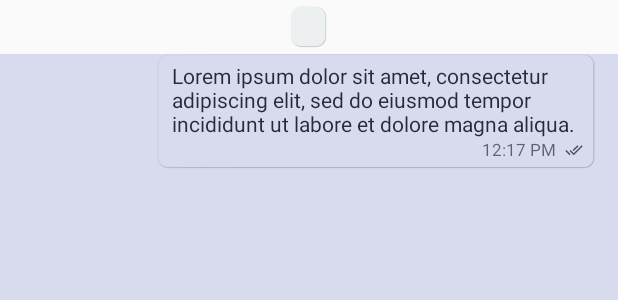
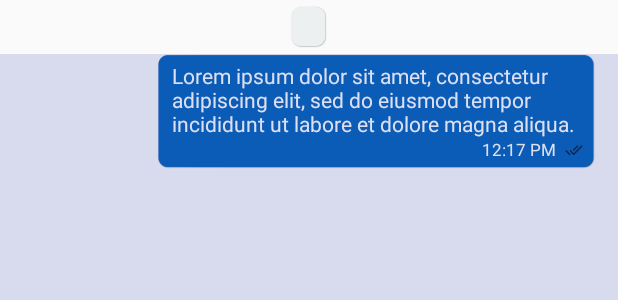
Before and after one commit to bluebird-id/bb-chat-android, an Android app built with Jetpack Compose: the layout message_right.xml on its own in the app's theme, with its tools: preview values and no code run, on a phone screen of 412 x 824 dp. Shown: the top 300 px of the screen. Run offline under Robolectric (Android 15) with nearby library versions, the phone set to English and light mode, and no system bars.

Commit message:
Change Bubbles Color

```diff
--- a/BBChat/src/main/java/id/bluebird/chat/sdk/demos/message/MessagesAdapter.java
+++ b/BBChat/src/main/java/id/bluebird/chat/sdk/demos/message/MessagesAdapter.java
@@ -693,10 +693,10 @@ public class MessagesAdapter extends RecyclerView.Adapter<MessagesAdapter.ViewHo
             return;
         }
         int from = vh.mMessageBubble.getResources().getColor(isMine ?
-                R.color.colorMessageBubbleMine : R.color.colorMessageBubbleOther, null);
+                R.color.colorMessageBubbleOther : R.color.colorMessageBubbleMine, null);
         int to = vh.mMessageBubble.getResources().getColor(isMine ?
-                (light ? R.color.colorMessageBubbleMineFlashingLight : R.color.colorMessageBubbleMineFlashing) :
-                (light ? R.color.colorMessageBubbleOtherFlashingLight: R.color.colorMessageBubbleOtherFlashing),
+                (light ? R.color.colorMessageBubbleOtherFlashingLight : R.color.colorMessageBubbleOtherFlashing) :
+                (light ? R.color.colorMessageBubbleMineFlashingLight: R.color.colorMessageBubbleMineFlashing),
                 null);
         ValueAnimator colorAnimation = ValueAnimator.ofArgb(from, to, from);
         colorAnimation.setDuration(light ? MESSAGE_BUBBLE_ANIMATION_SHORT : MESSAGE_BUBBLE_ANIMATION_LONG);
--- a/BBChat/src/main/res/layout/message_left.xml
+++ b/BBChat/src/main/res/layout/message_left.xml
@@ -18,7 +18,7 @@
             android:layout_width="wrap_content"
             android:layout_height="wrap_content"
             android:background="@drawable/bubble_l_z"
-            android:backgroundTint="@color/colorMessageBubbleOther"
+            android:backgroundTint="@color/colorMessageBubbleMine"
             android:backgroundTintMode="multiply"
             android:layout_marginStart="6dp"
             android:clickable="false"
@@ -37,7 +37,7 @@
                 android:minWidth="112dp"
                 android:paddingStart="14dp"
                 android:paddingEnd="4dp"
-                android:textColor="@color/white"
+                android:textColor="?android:textColorPrimary"
                 tools:ignore="RtlSymmetry"
                 tools:text="Lorem ipsum dolor sit amet, consectetur adipiscing elit, sed do eiusmod tempor incididunt ut labore et dolore magna aliqua." />
 
@@ -68,7 +68,7 @@
                     android:focusable="false"
                     android:paddingLeft="4dp"
                     android:paddingRight="4dp"
-                    android:textColor="@color/white"
+                    android:textColor="?android:textColorSecondary"
                     android:textSize="11sp"
                     tools:ignore="SmallSp"
                     tools:text="22:17" />
--- a/BBChat/src/main/res/layout/message_left_single.xml
+++ b/BBChat/src/main/res/layout/message_left_single.xml
@@ -19,7 +19,7 @@
             android:layout_width="wrap_content"
             android:layout_height="wrap_content"
             android:background="@drawable/bubble_l"
-            android:backgroundTint="@color/colorMessageBubbleOther"
+            android:backgroundTint="@color/colorMessageBubbleMine"
             android:backgroundTintMode="multiply"
             android:clickable="false"
             android:focusable="false"
@@ -36,7 +36,7 @@
                 android:minWidth="112dp"
                 android:paddingStart="14dp"
                 android:paddingEnd="4dp"
-                android:textColor="@color/white"
+                android:textColor="?android:textColorPrimary"
                 tools:ignore="RtlSymmetry"
                 tools:text="Lorem ipsum dolor sit amet, consectetur adipiscing elit, sed do eiusmod tempor incididunt ut labore et dolore magna aliqua." />
 
@@ -65,7 +65,7 @@
                     android:layout_gravity="end"
                     android:paddingLeft="4dp"
                     android:paddingRight="4dp"
-                    android:textColor="@color/white"
+                    android:textColor="?android:textColorSecondary"
                     android:textSize="11sp"
                     tools:ignore="SmallSp"
                     tools:text="Jun 11 22:17" />
--- a/BBChat/src/main/res/layout/message_right.xml
+++ b/BBChat/src/main/res/layout/message_right.xml
@@ -1,5 +1,5 @@
-<LinearLayout
-    xmlns:android="http://schemas.android.com/apk/res/android"
+<LinearLayout xmlns:android="http://schemas.android.com/apk/res/android"
+    xmlns:app="http://schemas.android.com/apk/res-auto"
     xmlns:tools="http://schemas.android.com/tools"
     android:id="@+id/container"
     android:layout_width="match_parent"
@@ -18,10 +18,10 @@
             android:layout_width="wrap_content"
             android:layout_height="wrap_content"
             android:layout_gravity="end"
+            android:layout_marginEnd="4dp"
             android:background="@drawable/bubble_r_z"
-            android:backgroundTint="@color/colorMessageBubbleMine"
+            android:backgroundTint="@color/colorMessageBubbleOther"
             android:backgroundTintMode="multiply"
-            android:layout_marginEnd="4dp"
             android:orientation="vertical">
 
             <id.bluebird.chat.sdk.widgets.DynamicTextView
@@ -32,7 +32,7 @@
                 android:minWidth="112dp"
                 android:paddingStart="4dp"
                 android:paddingEnd="4dp"
-                android:textColor="?android:textColorPrimary"
+                android:textColor="@color/white"
                 tools:ignore="RtlSymmetry"
                 tools:text="Lorem ipsum dolor sit amet, consectetur adipiscing elit, sed do eiusmod tempor incididunt ut labore et dolore magna aliqua." />
 
@@ -65,7 +65,7 @@
                     android:layout_height="wrap_content"
                     android:paddingLeft="4sp"
                     android:paddingRight="4sp"
-                    android:textColor="?android:textColorSecondary"
+                    android:textColor="@color/white"
                     android:textSize="11sp"
                     tools:ignore="SmallSp"
                     tools:text="12:17 PM" />
--- a/BBChat/src/main/res/layout/message_right_single.xml
+++ b/BBChat/src/main/res/layout/message_right_single.xml
@@ -21,7 +21,7 @@
             android:layout_gravity="end"
             android:layout_marginEnd="4dp"
             android:background="@drawable/bubble_r"
-            android:backgroundTint="@color/colorMessageBubbleMine"
+            android:backgroundTint="@color/colorMessageBubbleOther"
             android:backgroundTintMode="multiply"
             android:clickable="false"
             android:focusable="false"
@@ -37,7 +37,7 @@
                 android:minWidth="112dp"
                 android:paddingStart="4dp"
                 android:paddingEnd="4dp"
-                android:textColor="?android:textColorPrimary"
+                android:textColor="@color/white"
                 tools:ignore="RtlSymmetry"
                 tools:text="Lorem ipsum dolor sit amet, consectetur adipiscing elit, sed do eiusmod tempor incididunt ut labore et dolore magna aliqua." />
 
@@ -70,7 +70,7 @@
                     android:layout_height="wrap_content"
                     android:paddingLeft="4dp"
                     android:paddingRight="4dp"
-                    android:textColor="?android:textColorSecondary"
+                    android:textColor="@color/white"
                     android:textSize="11sp"
                     tools:ignore="SmallSp"
                     tools:text="Jun 11 22:17" />
```
Also changed, not shown: BBChat/src/main/java/id/bluebird/chat/sdk/UiUtils.java (+14 -0 lines), app/src/main/java/id/bluebird/chat/demo/MainActivity.kt (+10 -1 lines), 1 other file.
